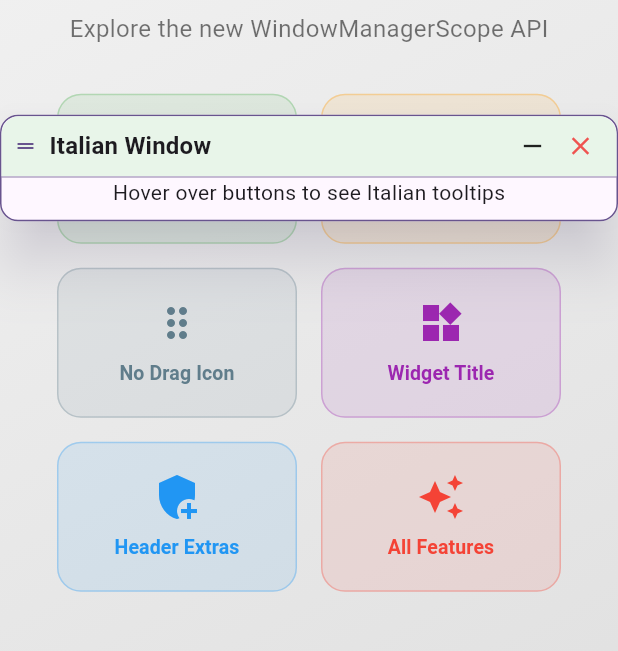
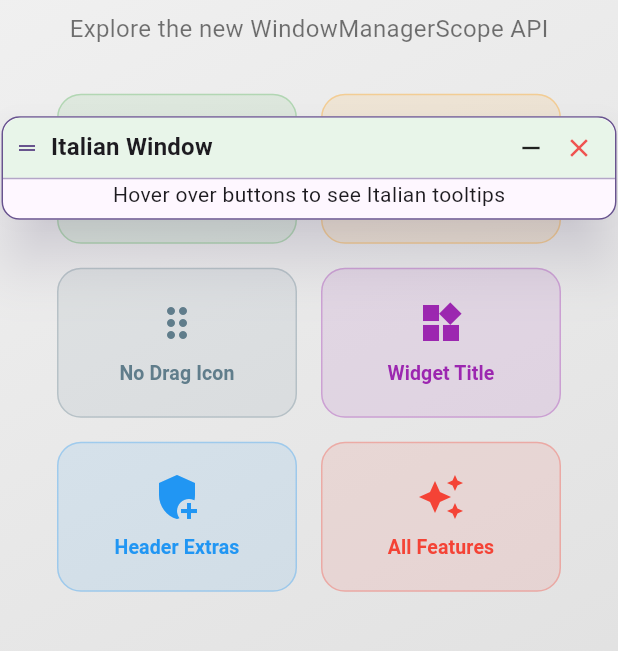
Before and after one commit to matteoberla/draggable_overlay_window, a Flutter app: the DemoPage screen opened directly, after a tap on "Italian Tooltips", on a phone screen of 412 x 824 dp, the part 450-1101 px from its top. Run offline on Flutter 3.47's test engine with Material 3 defaults, Android fonts, the light colour scheme and no system bars.

Commit message:
refactor: improve overlay sizing logic by introducing forced dimension checks and relocating measurement key to the content column

```diff
--- a/lib/draggable_overlay_window.dart
+++ b/lib/draggable_overlay_window.dart
@@ -843,6 +843,16 @@ class _DraggableOverlayWindowState extends State<DraggableOverlayWindow> {
     return _currentSize.height;
   }
 
+  bool get _shouldForceWidth =>
+      widget.config.initialWidth != null ||
+      widget.config.widthCalculator != null ||
+      _controller.size.width > 0;
+
+  bool get _shouldForceHeight =>
+      widget.config.initialHeight != null ||
+      widget.config.heightCalculator != null ||
+      _controller.size.height > 0;
+
   Size _getActualSize() {
     if (_currentSize.width > 0 && _currentSize.height > 0) {
       return _currentSize;
@@ -1101,15 +1111,14 @@ class _DraggableOverlayWindowState extends State<DraggableOverlayWindow> {
                 ? theme.colorScheme.primary.withValues(alpha: 0.3)
                 : null,
             child: Container(
-              key: _containerKey,
               constraints: BoxConstraints(
                 minWidth: config.minWidth,
                 minHeight: isMinimized ? height : config.minHeight,
                 maxWidth: config.maxWidth ?? double.infinity,
                 maxHeight: isMinimized ? height : (config.maxHeight ?? double.infinity),
               ),
-              width: isMinimized ? width : (width > 0 ? width : null),
-              height: isMinimized ? height : (height > 0 ? height : null),
+              width: isMinimized ? width : (_shouldForceWidth ? width : null),
+              height: isMinimized ? height : (_shouldForceHeight ? height : null),
               decoration: BoxDecoration(
                 color: backgroundColor,
                 borderRadius: borderRadius,
@@ -1134,6 +1143,7 @@ class _DraggableOverlayWindowState extends State<DraggableOverlayWindow> {
                 children: [
                   // Main content
                   Column(
+                    key: _containerKey, // Move the key to the internal column to measure content
                     mainAxisSize: height > 0 ? MainAxisSize.max : MainAxisSize.min,
                     children: [
                       // When minimized, the header should expand to fill the space
```
